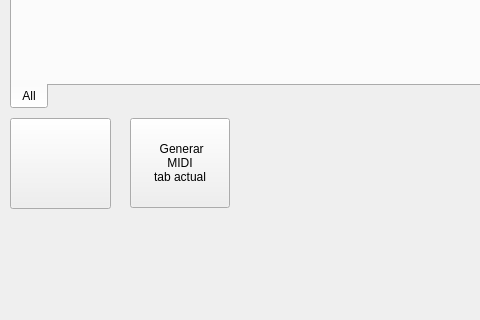
Before: the Qt Designer form ui/qjmidi.ui in JuanjoMrt/Jmidi, drawn with Qt 5; both pictures show x 0 to 480 and y 418 to 738 of the 901 by 738 pixel window.
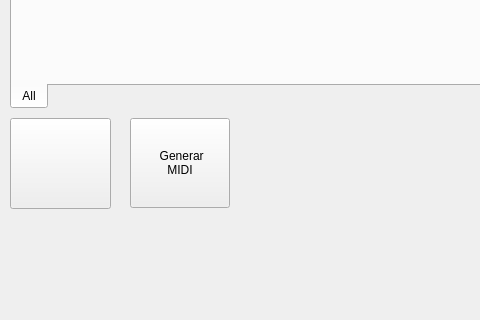
After: the same form once the commit is applied. Icons and pictures are not drawn. Custom widgets are drawn as their Qt base class.

```diff
--- a/ui/qjmidi.ui
+++ b/ui/qjmidi.ui
@@ -25,8 +25,7 @@
     </property>
     <property name="text">
      <string> Generar
-MIDI
-tab actual</string>
+MIDI</string>
     </property>
    </widget>
    <widget class="QTabWidget" name="tabWidget_tracks">
```
Left out of the diff: 2 changed lines with no effect on the pictures.
